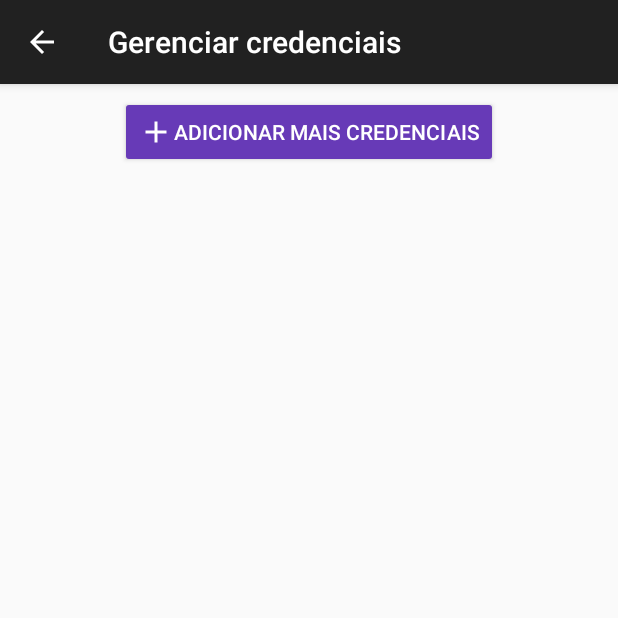
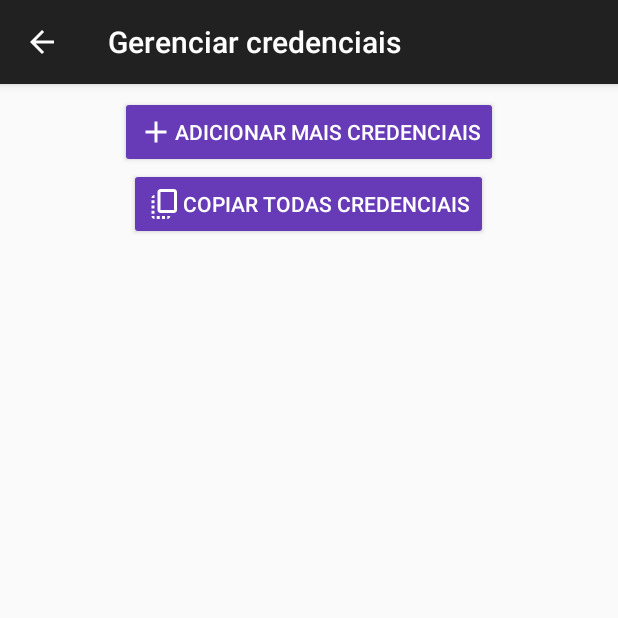
Before and after one commit to gustavodias24/modulo-gerenciamento-credencial, an Android app: the ExibirCredenciaisActivity screen opened directly, with no data from a screen before it, on a phone screen of 412 x 824 dp, the top half of it. Run offline under Robolectric (Android 15) with nearby library versions, the phone set to English and light mode, and no system bars.

Commit message:
primeira versão pronta

```diff
--- a/app/src/main/java/com/benicio/admkey/service/Service.java
+++ b/app/src/main/java/com/benicio/admkey/service/Service.java
@@ -27,4 +27,11 @@ public interface Service {
 
     @POST("{id_empresa}/listar_credencial")
     Call<List<CredencialModel>> listarCredencial (@Path("id_empresa") String id_empresa);
+
+    @POST("{todas}/{id_empresa}/copiar_credenciais")
+    Call<MsgModel> credencialForCopy (@Path("id_empresa") String id_empresa, @Path("todas") String todas);
+
+    @POST("alterar_status")
+    Call<MsgModel> alterarStatus (@Body CredencialModel credencialModel);
+
 }
--- /dev/null
+++ b/app/src/main/res/drawable/baseline_copy_all_24.xml
@@ -0,0 +1,5 @@
+<vector android:height="24dp" android:tint="#FFFFFF"
+    android:viewportHeight="24" android:viewportWidth="24"
+    android:width="24dp" xmlns:android="http://schemas.android.com/apk/res/android">
+    <path android:fillColor="@android:color/white" android:pathData="M18,2H9C7.9,2 7,2.9 7,4v12c0,1.1 0.9,2 2,2h9c1.1,0 2,-0.9 2,-2V4C20,2.9 19.1,2 18,2zM18,16H9V4h9V16zM3,15v-2h2v2H3zM3,9.5h2v2H3V9.5zM10,20h2v2h-2V20zM3,18.5v-2h2v2H3zM5,22c-1.1,0 -2,-0.9 -2,-2h2V22zM8.5,22h-2v-2h2V22zM13.5,22L13.5,22l0,-2h2v0C15.5,21.1 14.6,22 13.5,22zM5,6L5,6l0,2H3v0C3,6.9 3.9,6 5,6z"/>
+</vector>
--- a/app/src/main/res/layout/activity_exibir_credenciais.xml
+++ b/app/src/main/res/layout/activity_exibir_credenciais.xml
@@ -25,7 +25,16 @@
             android:drawableLeft="@drawable/baseline_add_24"
             android:gravity="center|center_horizontal"
             android:text="Adicionar mais credenciais"
-            android:textAlignment="viewStart"
+            android:textColor="#FFFFFF" />
+        <Button
+            android:id="@+id/baixar_credencial_btn"
+            android:layout_width="wrap_content"
+            android:layout_height="wrap_content"
+            android:layout_gravity="center|center_horizontal"
+            android:backgroundTint="#673AB7"
+            android:drawableLeft="@drawable/baseline_copy_all_24"
+            android:gravity="center|center_horizontal"
+            android:text="Copiar todas credenciais"
             android:textColor="#FFFFFF" />
 
         <androidx.recyclerview.widget.RecyclerView
--- a/app/src/main/res/layout/credencial_layout.xml
+++ b/app/src/main/res/layout/credencial_layout.xml
@@ -1,8 +1,8 @@
 <?xml version="1.0" encoding="utf-8"?>
-<LinearLayout
-    android:orientation="vertical" xmlns:android="http://schemas.android.com/apk/res/android"
+<LinearLayout xmlns:android="http://schemas.android.com/apk/res/android"
     android:layout_width="match_parent"
-    android:layout_height="match_parent">
+    android:layout_height="wrap_content"
+    android:orientation="vertical">
 
     <TextView
         android:id="@+id/status_text"
```
Also changed, not shown: app/src/main/java/com/benicio/admkey/activity/ExibirCredenciaisActivity.java (+91 -0 lines), app/src/main/java/com/benicio/admkey/adapter/AdapterCredencial.java (+6 -2 lines).
